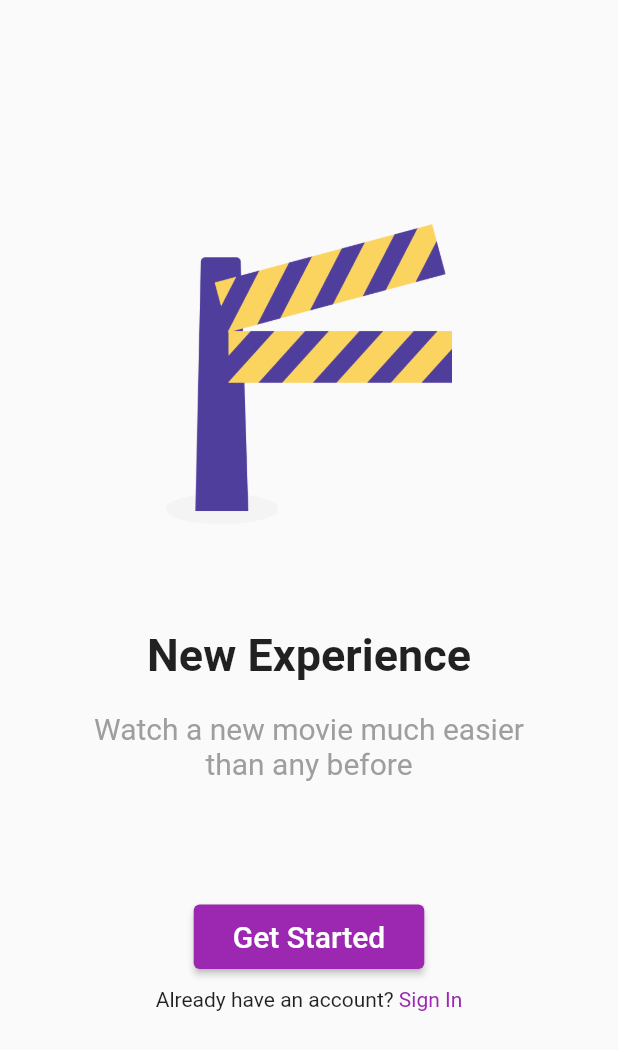
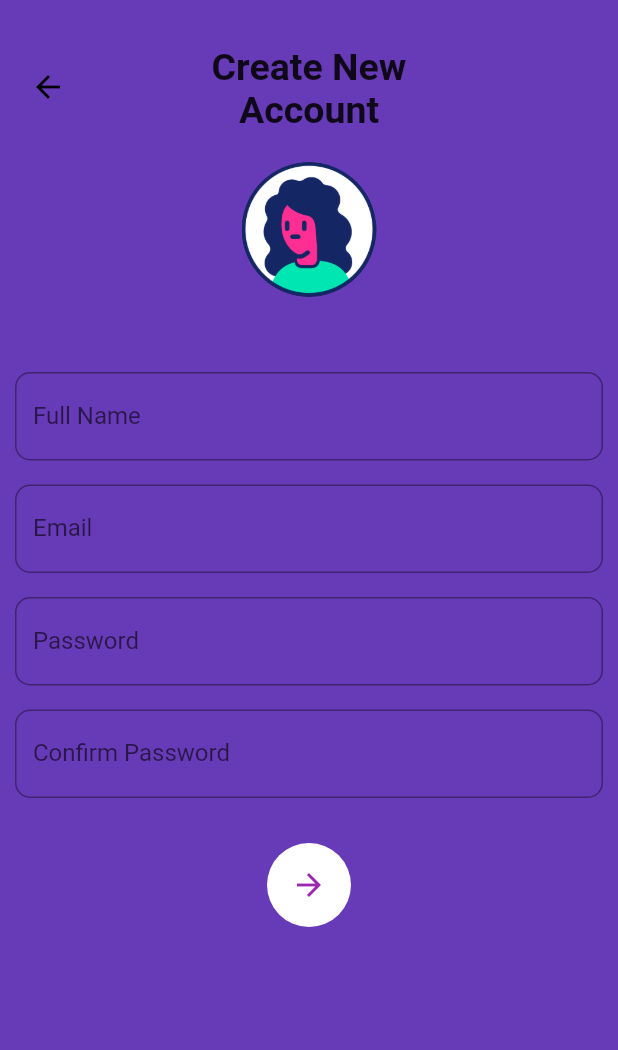
Before and after one commit to rachmanmarjianto/mobileProgramming2021, a Flutter app: the screen it shows after launch, after a tap on "Get Started", on a phone screen of 412 x 824 dp. Shown: the top 1050 px of the screen. Run offline on Flutter 3.47's test engine with Material 2 defaults, Android fonts, the phone set to English and light mode, and no system bars; our stand-ins replace splashscreen.

Commit message:
Sudah selesai nih kaks

```diff
--- a/lib/main.dart
+++ b/lib/main.dart
@@ -26,7 +26,7 @@ class MyApp extends StatelessWidget {
               color: Colors.white
           ),
         ),
-        image: Image.asset('assets/unair_mbkm.png'),
+        image: Image.asset('assets/logoUnair.png'),
         photoSize: 100,
         backgroundColor: Colors.blue,
         loaderColor: Colors.white,
--- a/lib/pages/login.dart
+++ b/lib/pages/login.dart
@@ -1,17 +1,20 @@
 import 'package:flutter/material.dart';
+import 'package:uts_mobile/pages/sign_up.dart';
+import 'package:uts_mobile/pages/login2.dart';
 
 class Login extends StatelessWidget{
   @override
   Widget build(BuildContext context) {
     return MaterialApp(
       home: Scaffold(
+        backgroundColor: Colors.deepPurple,
         body: Center(
           child: Column(
             crossAxisAlignment: CrossAxisAlignment.center,
             mainAxisAlignment: MainAxisAlignment.center,
             children: [
               Image.asset(
-                'assets/logo.png',
+                'assets/film.png',
                 height: 200,
               ),
               Container(
@@ -20,6 +23,7 @@ class Login extends StatelessWidget{
                   "New Experience",
                   style: new TextStyle(
                       fontSize: 30,
+                      color: Colors.white,
                       fontWeight: FontWeight.bold
                   ),
                 ),
@@ -39,18 +43,28 @@ class Login extends StatelessWidget{
               Container(
                 padding: EdgeInsets.only(top: 80),
                 child: ElevatedButton(
-                    onPressed: (){},
+                  onPressed: (){
+                    Navigator.push(
+                      context,
+                      MaterialPageRoute(
+                        builder: (BuildContext context){
+                          return sign_up();
+                        },
+                      ),
+                    );
+                  },
                   child: Container(
                     padding: EdgeInsets.all(10),
                     child: Text(
                       "Get Started",
                       style: TextStyle(
                         fontSize: 20,
+                        color: Colors.black,
                       ),
                     ),
                   ),
                   style: ElevatedButton.styleFrom(
-                    primary: Colors.purple
+                      primary: Colors.white
                   ),
                 ),
               ),
@@ -60,15 +74,26 @@ class Login extends StatelessWidget{
               Row(
                 mainAxisAlignment: MainAxisAlignment.center,
                 children: [
-                  Text("Already have an account? "),
+                  Text("Already have an account? ",
+                    style: TextStyle(
+                      color: Colors.white,
+                    ),
+                  ),
                   GestureDetector(
                     onTap: (){
-                      print("hallo");
+                      Navigator.push(
+                        context,
+                        MaterialPageRoute(
+                          builder: (BuildContext context){
+                            return login2();
+                          },
+                        ),
+                      );
                     },
                     child: Text(
                       "Sign In",
                       style: TextStyle(
-                          color: Colors.purple
+                          color: Colors.white70
                       ),
                     ),
                   )
--- /dev/null
+++ b/lib/pages/sign_up.dart
@@ -0,0 +1,127 @@
+import 'package:flutter/material.dart';
+import 'package:uts_mobile/pages/select_movie_favorit.dart';
+
+class sign_up extends StatelessWidget {
+  const sign_up({Key? key}) : super(key: key);
+
+  @override
+  Widget build(BuildContext context) {
+    return Scaffold(
+        backgroundColor: Colors.deepPurple,
+        body: Center(
+            child: Padding(
+              padding: const EdgeInsets.all(10.0),
+              child: ListView(children: [
+                Container(
+                  margin: EdgeInsets.only(top: 20, bottom: 22, left: 10, right: 10),
+                  height: 56,
+                  child: Stack(
+                    children: <Widget>[
+                      Align(
+                        alignment: Alignment.centerLeft,
+                        child: GestureDetector(
+                          onTap: () {
+                            Navigator.pop(context);
+                          },
+                          child: Icon(
+                            Icons.arrow_back,
+                            color: Colors.black,
+                          ),
+                        ),
+                      ),
+                      Center(
+                        child: Text(
+                          "Create New\nAccount",
+                          style: TextStyle(fontSize: 25, fontWeight: FontWeight.bold),
+                          textAlign: TextAlign.center,
+                        ),
+                      ),
+                    ],
+                  ),
+                ),
+                Center(
+                  child: Container(
+                    height: 104,
+                    width: 90,
+                    child: Stack(
+                      children: <Widget>[
+                        Container(
+                          height: 90,
+                          width: 90,
+                          decoration: BoxDecoration(
+                              shape: BoxShape.circle,
+                              image: DecorationImage(
+                                  fit: BoxFit.cover,
+                                  image: AssetImage("assets/profile.png"))),
+                        ),
+                      ],
+                    ),
+                  ),
+                ),
+                SizedBox(
+                  height: 36,
+                ),
+                TextField(
+                  // controller: nameController,
+                  decoration: InputDecoration(
+                      border:
+                      OutlineInputBorder(borderRadius: BorderRadius.circular(10)),
+                      labelText: "Full Name",
+                      hintText: "Full Name"),
+                ),
+                SizedBox(
+                  height: 16,
+                ),
+                TextField(
+                  // controller: emailController,
+                  decoration: InputDecoration(
+                      border:
+                      OutlineInputBorder(borderRadius: BorderRadius.circular(10)),
+                      labelText: "Email",
+                      hintText: "Email"),
+                ),
+                SizedBox(
+                  height: 16,
+                ),
+                TextField(
+                  // controller: passwordController,
+                  obscureText: true,
+                  decoration: InputDecoration(
+                      border:
+                      OutlineInputBorder(borderRadius: BorderRadius.circular(10)),
+                      labelText: "Password",
+                      hintText: "Password"),
+                ),
+                SizedBox(
+                  height: 16,
+                ),
+                TextField(
+                  // controller: retypePassswordController,
+                  obscureText: true,
+                  decoration: InputDecoration(
+                      border:
+                      OutlineInputBorder(borderRadius: BorderRadius.circular(10)),
+                      labelText: "Confirm Password",
+                      hintText: "Confirm Password"),
+                ),
+                SizedBox(
+                  height: 30,
+                ),
+                FloatingActionButton(
+                  child: Icon(
+                    Icons.arrow_forward,
+                    color: Colors.purple,
+                  ),
+                  backgroundColor: Colors.white,
+                  elevation: 0,
+                  onPressed: () {
+                    Navigator.push(context,
+                      MaterialPageRoute(builder: (BuildContext context) {
+                      return select_movie_favorit();
+                    }));
+                    },
+                )
+              ]),
+            )));
+  }
+}
--- a/pubspec.yaml
+++ b/pubspec.yaml
@@ -1,4 +1,4 @@
-name: project_uts
+name: uts_mobile
 description: A new Flutter application.
 
 # The following line prevents the package from being accidentally published to
```
Also changed, not shown: analysis_options.yaml (added, +29 -0 lines), lib/pages/login2.dart (added, +113 -0 lines), lib/pages/select_movie_favorit.dart (added, +326 -0 lines), assets/film.png (added), assets/profil.png (added), assets/profile.png (added), assets/roll.png (added), pubspec.lock, 17 other files. Lines whose indentation alone changed are shown as unchanged.
